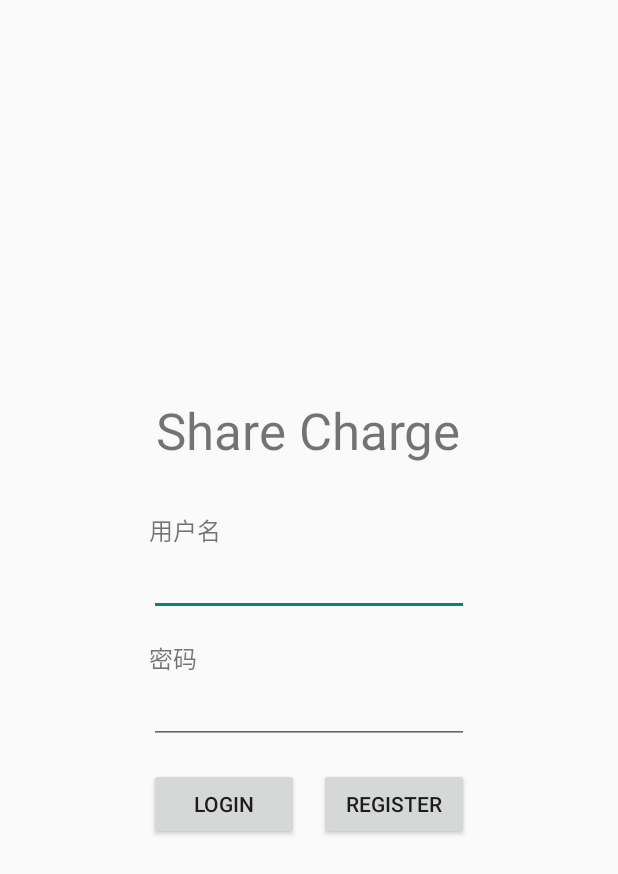
After one commit to armyja/Share-Charge-Android, an Android app: the Login screen opened directly, with no data from a screen before it, on a phone screen of 412 x 824 dp. The commit adds this screen. Shown: the top 874 px of the screen. Run offline under Robolectric (Android 15) with nearby library versions, the phone set to English and light mode, and no system bars.

Commit message:
http connect

```diff
--- a/app/src/main/AndroidManifest.xml
+++ b/app/src/main/AndroidManifest.xml
@@ -2,12 +2,13 @@
 <manifest xmlns:android="http://schemas.android.com/apk/res/android"
     package="com.example.bb_wj.sharecharge" >
 
+    <uses-permission android:name="android.permission.INTERNET" />
     <application
         android:allowBackup="true"
         android:icon="@mipmap/ic_launcher"
         android:label="@string/app_name"
         android:supportsRtl="true"
-        android:theme="@style/AppTheme" >
+        android:theme="@style/Theme.AppCompat.Light.NoActionBar">
         <activity android:name=".MainActivity" >
             <intent-filter>
                 <action android:name="android.intent.action.MAIN" />
@@ -15,6 +16,8 @@
                 <category android:name="android.intent.category.LAUNCHER" />
             </intent-filter>
         </activity>
+        <activity android:name=".Login">
+        </activity>
     </application>
 
 </manifest>
--- /dev/null
+++ b/app/src/main/res/layout/activity_account.xml
@@ -0,0 +1,6 @@
+<?xml version="1.0" encoding="utf-8"?>
+<RelativeLayout xmlns:android="http://schemas.android.com/apk/res/android"
+    android:layout_width="match_parent"
+    android:layout_height="match_parent">
+
+</RelativeLayout>
--- /dev/null
+++ b/app/src/main/res/layout/activity_login.xml
@@ -0,0 +1,82 @@
+<?xml version="1.0" encoding="utf-8"?>
+<RelativeLayout xmlns:android="http://schemas.android.com/apk/res/android"
+    android:layout_width="match_parent"
+    android:layout_height="match_parent">
+
+    <RelativeLayout
+        android:layout_width="wrap_content"
+        android:layout_height="wrap_content"
+        android:layout_centerHorizontal="true"
+        android:layout_centerVertical="true">
+
+        <TextView
+            android:id="@+id/TextView_title"
+            android:layout_width="wrap_content"
+            android:layout_height="wrap_content"
+            android:layout_centerHorizontal="true"
+            android:layout_marginBottom="@dimen/activity_vertical_margin_2"
+            android:text="@string/share_charge"
+            android:textSize="34sp" />
+
+        <TextView
+            android:id="@+id/TextView1"
+            android:layout_width="wrap_content"
+            android:layout_height="wrap_content"
+            android:layout_below="@id/TextView_title"
+            android:text="@string/user_name"
+            android:textSize="16sp" />
+
+        <EditText
+            android:id="@+id/editText_user_name"
+            android:layout_width="wrap_content"
+            android:layout_height="wrap_content"
+            android:layout_centerHorizontal="true"
+            android:layout_below="@id/TextView1"
+            android:ems="10"
+            android:inputType="textPersonName" />
+
+
+        <TextView
+            android:id="@+id/TextView2"
+            android:layout_width="wrap_content"
+            android:layout_height="wrap_content"
+            android:layout_alignLeft="@id/editText_user_name"
+            android:layout_alignStart="@id/editText_user_name"
+            android:layout_below="@id/editText_user_name"
+            android:layout_marginTop="@dimen/activity_vertical_margin"
+            android:text="@string/password"
+            android:textSize="16sp" />
+
+        <EditText
+            android:id="@+id/editText_password"
+            android:layout_width="wrap_content"
+            android:layout_height="wrap_content"
+            android:layout_alignLeft="@id/editText_user_name"
+            android:layout_below="@id/TextView2"
+            android:ems="10"
+            android:inputType="textPassword" />
+
+        <Button
+            android:id="@+id/login"
+            android:layout_width="100dp"
+            android:layout_height="wrap_content"
+            android:layout_alignLeft="@id/editText_password"
+            android:layout_alignStart="@id/editText_password"
+            android:layout_below="@id/editText_password"
+            android:layout_marginTop="@dimen/activity_vertical_margin"
+            android:text="@string/login" />
+
+        <Button
+            android:id="@+id/register"
+            android:layout_width="100dp"
+            android:layout_height="wrap_content"
+            android:layout_alignEnd="@id/editText_password"
+            android:layout_alignRight="@id/editText_password"
+            android:layout_below="@id/editText_password"
+            android:layout_marginTop="@dimen/activity_vertical_margin"
+            android:text="@string/register" />
+
+
+    </RelativeLayout>
+
+</RelativeLayout>
--- /dev/null
+++ b/app/src/main/res/layout/activity_register.xml
@@ -0,0 +1,6 @@
+<?xml version="1.0" encoding="utf-8"?>
+<RelativeLayout xmlns:android="http://schemas.android.com/apk/res/android"
+    android:layout_width="match_parent"
+    android:layout_height="match_parent">
+
+</RelativeLayout>
--- a/app/src/main/res/values/dimens.xml
+++ b/app/src/main/res/values/dimens.xml
@@ -2,4 +2,5 @@
     <!-- Default screen margins, per the Android Design guidelines. -->
     <dimen name="activity_horizontal_margin">16dp</dimen>
     <dimen name="activity_vertical_margin">16dp</dimen>
+    <dimen name="activity_vertical_margin_2">32dp</dimen>
 </resources>
--- a/app/src/main/res/values/strings.xml
+++ b/app/src/main/res/values/strings.xml
@@ -1,3 +1,9 @@
 <resources>
     <string name="app_name">sharecharge</string>
+    <string name="user_name">用户名</string>
+    <string name="password">密码</string>
+    <string name="user">用户</string>
+    <string name="share_charge">Share Charge</string>
+    <string name="register">Register</string>
+    <string name="login">Login</string>
 </resources>
```
Also changed, not shown: app/src/main/java/com/example/bb_wj/sharecharge/Account.java (added, +15 -0 lines), app/src/main/java/com/example/bb_wj/sharecharge/Login.java (added, +214 -0 lines), app/src/main/java/com/example/bb_wj/sharecharge/MainActivity.java (+12 -4 lines), app/src/main/java/com/example/bb_wj/sharecharge/Register.java (added, +15 -0 lines), app/src/main/java/com/example/bb_wj/sharecharge/utils.java (added, +34 -0 lines), app/src/main/res/layout/activity_main.xml (+7 -0 lines).
